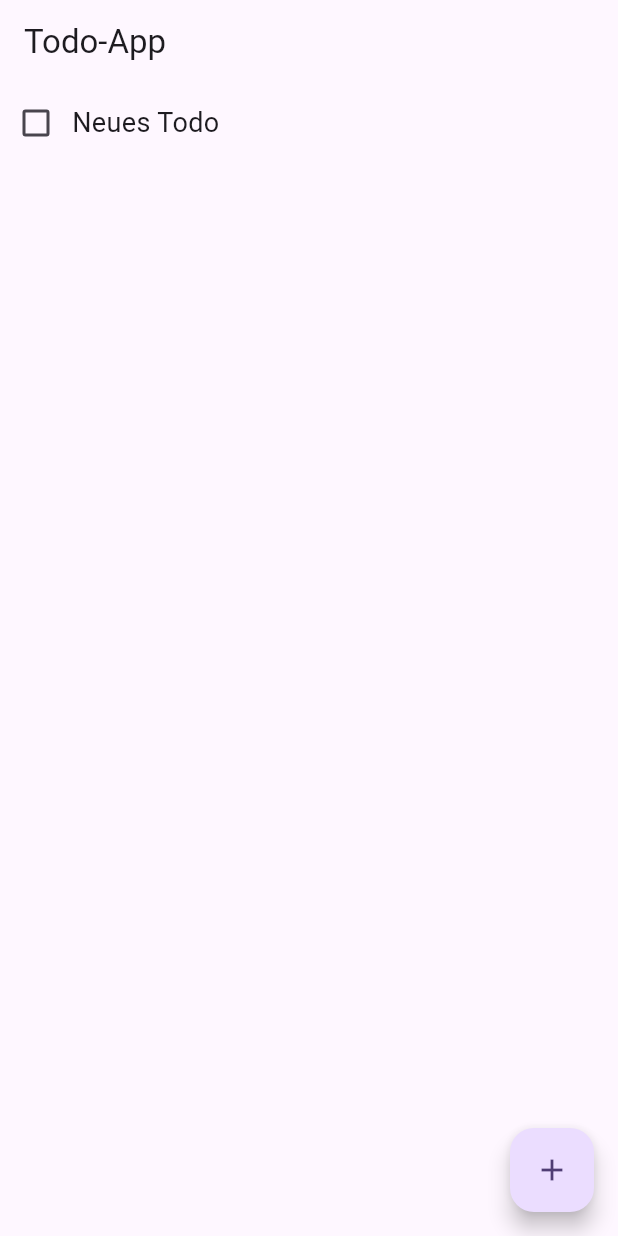
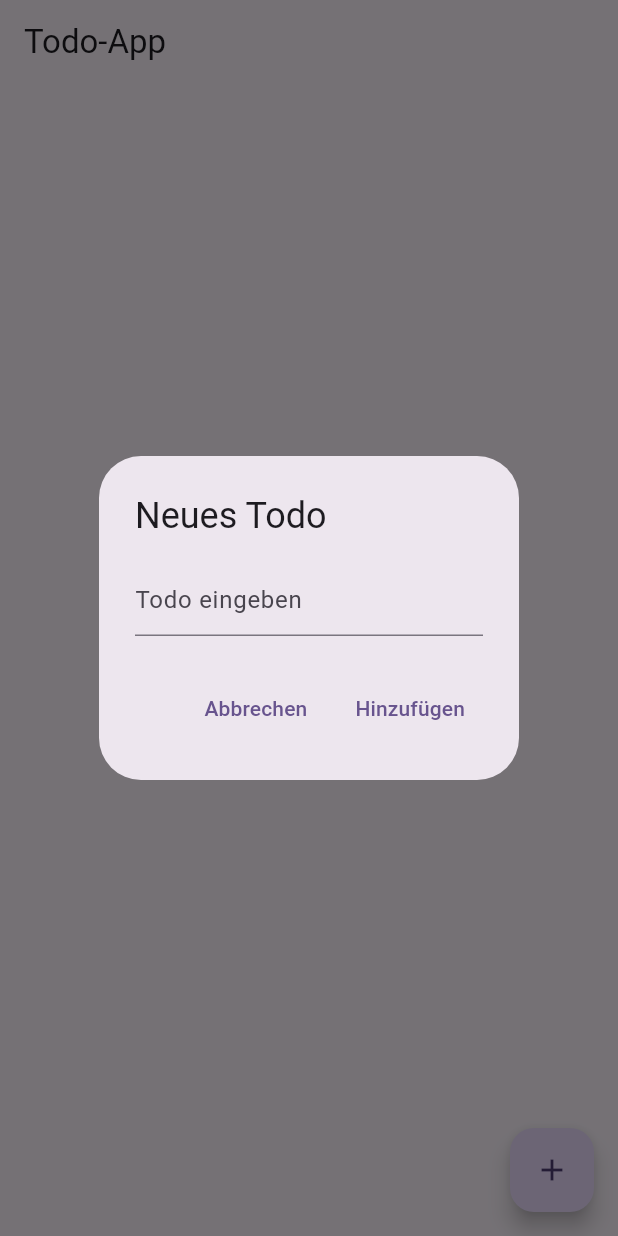
Before and after one commit to behrends/TodosFlutter, a Flutter app: the screen it shows after launch, after a tap on the "add" icon, on a phone screen of 412 x 824 dp. Run offline on Flutter 3.47's test engine with Material 3 defaults, Android fonts, the phone set to English and light mode, and no system bars.

Commit message:
Todos mit AlertDialog eingeben und hinzufügen

```diff
--- a/lib/main.dart
+++ b/lib/main.dart
@@ -41,8 +41,38 @@ class _MyHomePageState extends State<MyHomePage> {
       body: TodoList(todos: _todos),
       floatingActionButton: FloatingActionButton(
         onPressed: () {
-          setState(() {
-            _todos.add(const TodoItem(title: 'Neues Todo'));
+          showDialog(
+            context: context,
+            builder: (context) {
+              final TextEditingController controller = TextEditingController();
+              return AlertDialog(
+                title: const Text('Neues Todo'),
+                content: TextField(
+                  controller: controller,
+                  decoration: const InputDecoration(hintText: 'Todo eingeben'),
+                ),
+                actions: [
+                  TextButton(
+                    onPressed: () => Navigator.of(context).pop(),
+                    child: const Text('Abbrechen'),
+                  ),
+                  TextButton(
+                    onPressed: () {
+                      if (controller.text.trim().isNotEmpty) {
+                        Navigator.of(context).pop(controller.text.trim());
+                      }
+                    },
+                    child: const Text('Hinzufügen'),
+                  ),
+                ],
+              );
+            },
+          ).then((value) { // Fügen wir das neue Todo dem State hinzu
+            if (value != null && value is String) {
+              setState(() {
+                _todos.add(TodoItem(title: value));
+              });
+            }
           });
         },
         tooltip: 'Todo hinzufügen',
```
